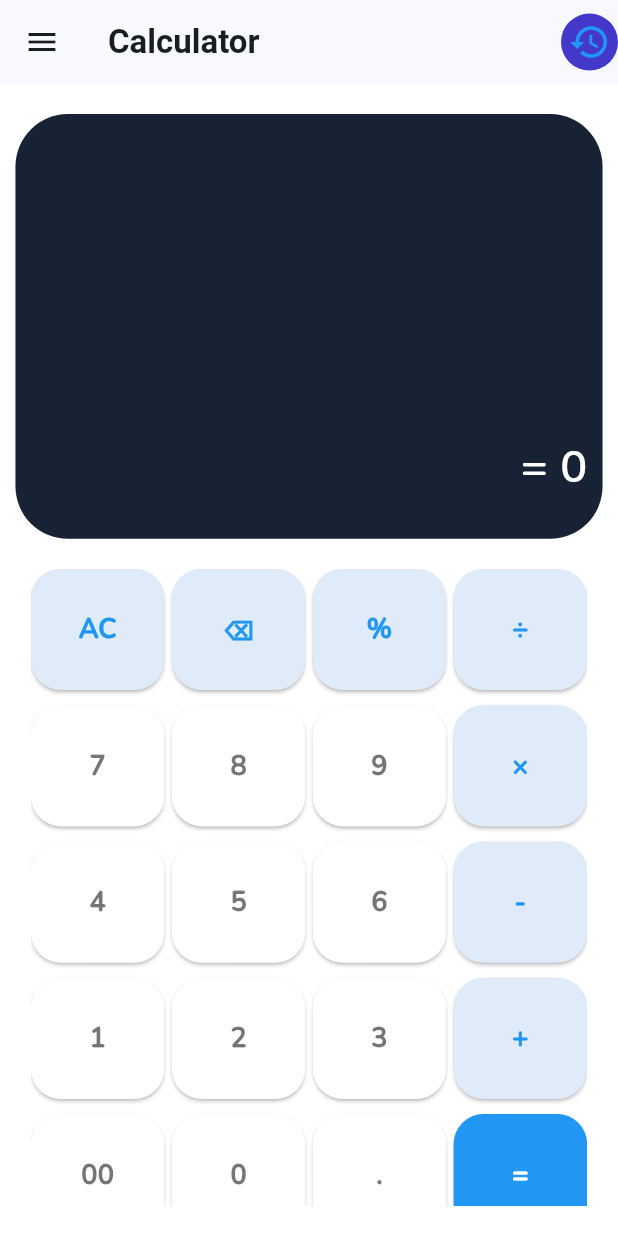
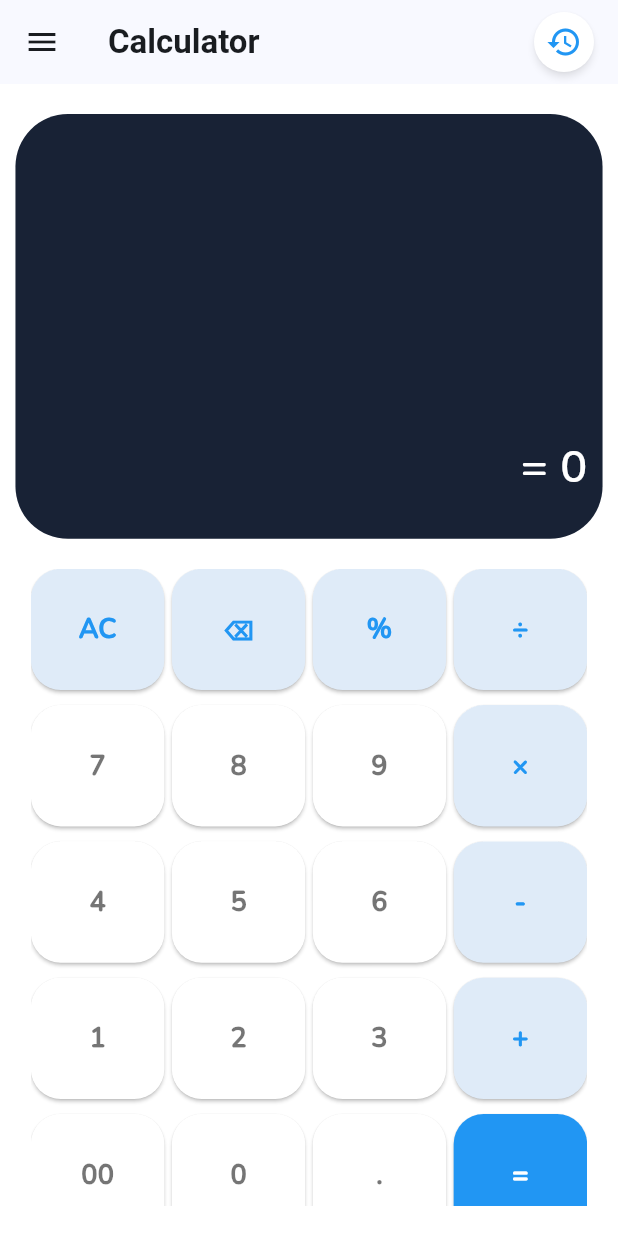
Before and after one commit to momintalha/Simple-Calculator, a Flutter app: the screen it shows after launch, on a phone screen of 412 x 824 dp. Run offline on Flutter 3.47's test engine with Material 3 defaults, Android fonts, the light colour scheme and no system bars; drawn by our look-alikes of auto_size_text; our stand-ins replace math_expressions, sqflite; accounts and stored records are empty; Roboto replaces fonts that are missing (Montono).

Commit message:
Updated app buttons and designed history screen

```diff
--- a/calculator/lib/utils/app_colors.dart
+++ b/calculator/lib/utils/app_colors.dart
@@ -3,5 +3,4 @@ import 'package:flutter/material.dart';
 class AppColors {
   final Color displayPanelcolor = Color(0xff182235);
   final Color calcButtonColor = Color(0xffdfebf8);
-  final Color appButtonColor = Color(0xff4338ca);
 }
--- a/calculator/lib/views/calculator_screen.dart
+++ b/calculator/lib/views/calculator_screen.dart
@@ -68,7 +68,7 @@ class CalculatorScreen extends StatelessWidget {
         ),
         actions: [
           AppButton(
-            bShape: Icons.history,
+            bicon: Icons.history,
             bColor: Colors.blue,
             onPressed: () => Navigator.of(context).push(
               MaterialPageRoute(builder: (context) => ResultHistoryScreen()),
--- a/calculator/lib/views/widgets/app_button.dart
+++ b/calculator/lib/views/widgets/app_button.dart
@@ -1,30 +1,29 @@
-import 'package:calculator/utils/app_colors.dart';
 import 'package:flutter/material.dart';
 
 class AppButton extends StatelessWidget {
-  final IconData bShape;
+  final IconData bicon;
   final Color bColor;
   final void Function()? onPressed;
 
   const AppButton({
     super.key,
-    required this.bShape,
+    required this.bicon,
     required this.bColor,
     required this.onPressed,
   });
 
   @override
   Widget build(BuildContext context) {
-    return InkWell(
-      onTap: onPressed,
-      child: Container(
-        padding: EdgeInsets.all(5),
-        decoration: BoxDecoration(
-          color: AppColors().appButtonColor,
-          shape: BoxShape.circle,
-        ),
-        child: Icon(bShape, color: bColor, size: 28),
+    return ElevatedButton(
+      onPressed: onPressed,
+      style: ElevatedButton.styleFrom(
+        iconSize: 24,
+        backgroundColor: Colors.white,
+        shadowColor: Colors.black45,
+        shape: CircleBorder(),
+        elevation: 2,
       ),
+      child: Icon(bicon, color: bColor),
     );
   }
 }
```
Also changed, not shown: calculator/lib/views/result_history_screen.dart (+18 -75 lines), calculator/lib/views/widgets/card_tile.dart (added, +77 -0 lines), 1 other file.
